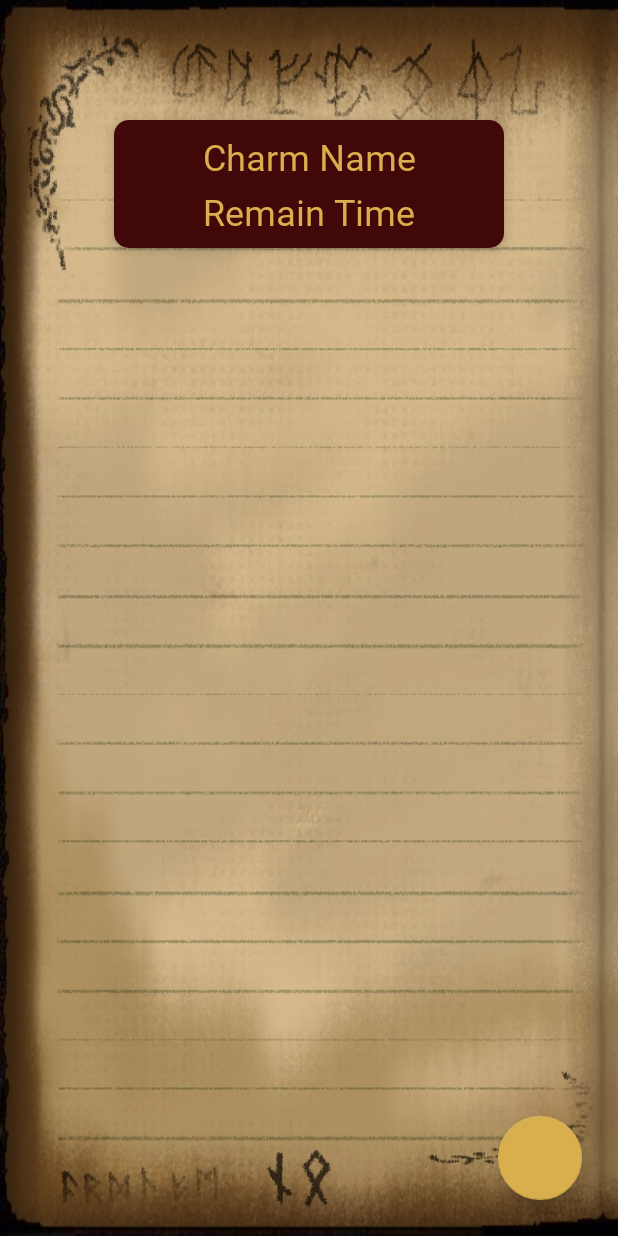
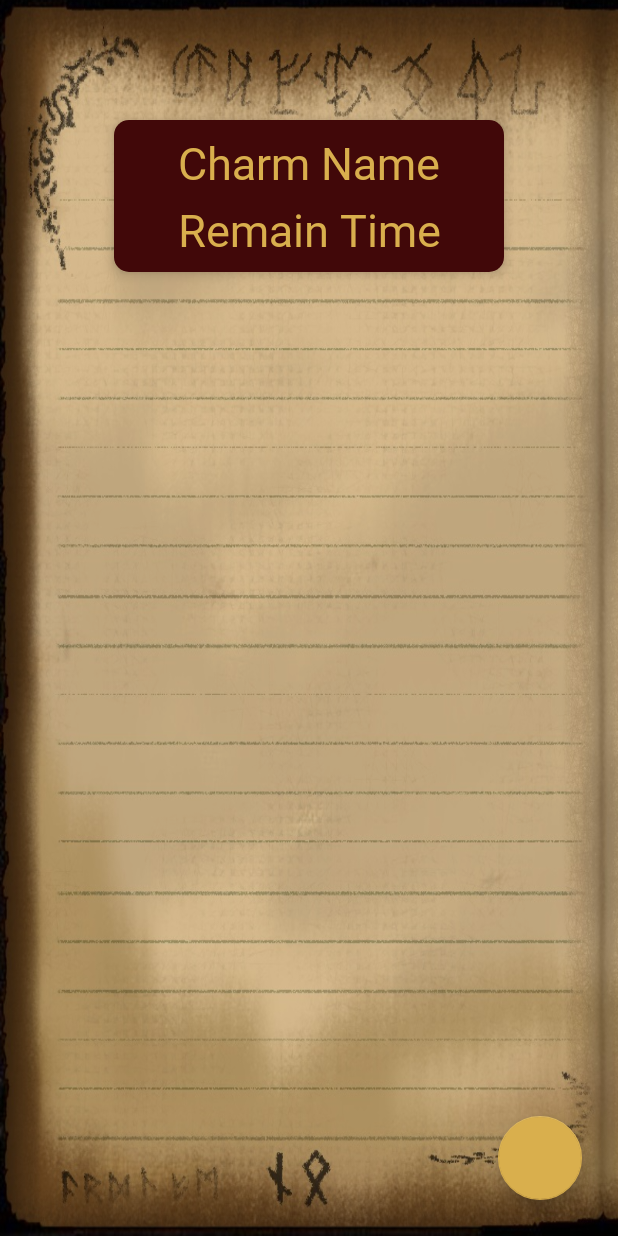
Before and after one commit to obaya884/CharmMe, an Android app: the layout activity_main.xml on its own in the app's theme, with its tools: preview values and no code run, on a phone screen of 412 x 824 dp. Run offline under Robolectric (Android 15) with nearby library versions, the phone set to English and light mode, and no system bars; plain views replace LavaFab.

Commit message:
ajust font size

```diff
--- a/app/src/main/res/layout/activity_main.xml
+++ b/app/src/main/res/layout/activity_main.xml
@@ -61,7 +61,7 @@
             android:text="@string/charm_name"
             android:textAlignment="center"
             android:textColor="#D9AF4D"
-            android:textSize="24sp" />
+            android:textSize="30sp" />
 
         <TextView
             android:id="@+id/timerText"
@@ -71,7 +71,7 @@
             android:text="@string/remain_time"
             android:textAlignment="center"
             android:textColor="#D9AF4D"
-            android:textSize="24sp" />
+            android:textSize="30sp" />
     </LinearLayout>
 
 </androidx.coordinatorlayout.widget.CoordinatorLayout>
```
Also changed, not shown: app/src/main/res/layout/activity_add.xml (+6 -2 lines).
